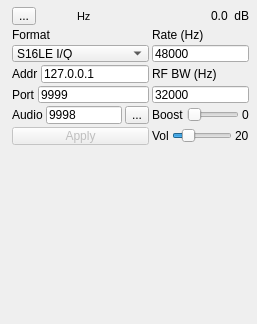
Before: the Qt Designer form plugins/channel/udpsrc/udpsrcgui.ui in f4exb/sdrangel, drawn with Qt 5.
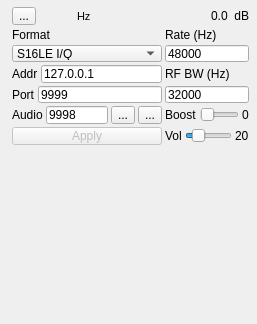
After: the same form once the commit is applied. Icons and pictures are not drawn. Custom widgets are drawn as their Qt base class.

Commit message: UDP source: implemented mono/stereo audio input toggle

```diff
--- a/plugins/channel/udpsrc/udpsrcgui.ui
+++ b/plugins/channel/udpsrc/udpsrcgui.ui
@@ -354,6 +354,24 @@
         </property>
        </widget>
       </item>
+      <item>
+       <widget class="QToolButton" name="audioStereo">
+        <property name="toolTip">
+         <string>Toggle mono/stereo audio input</string>
+        </property>
+        <property name="text">
+         <string>...</string>
+        </property>
+        <property name="icon">
+         <iconset resource="../../../sdrbase/resources/res.qrc">
+          <normaloff>:/mono.png</normaloff>
+          <normalon>:/stereo.png</normalon>:/mono.png</iconset>
+        </property>
+        <property name="checkable">
+         <bool>true</bool>
+        </property>
+       </widget>
+      </item>
      </layout>
     </item>
     <item row="5" column="1">
```
Left out of the diff: 3 changed lines with no effect on the pictures. The commit also changes 4 other files.
